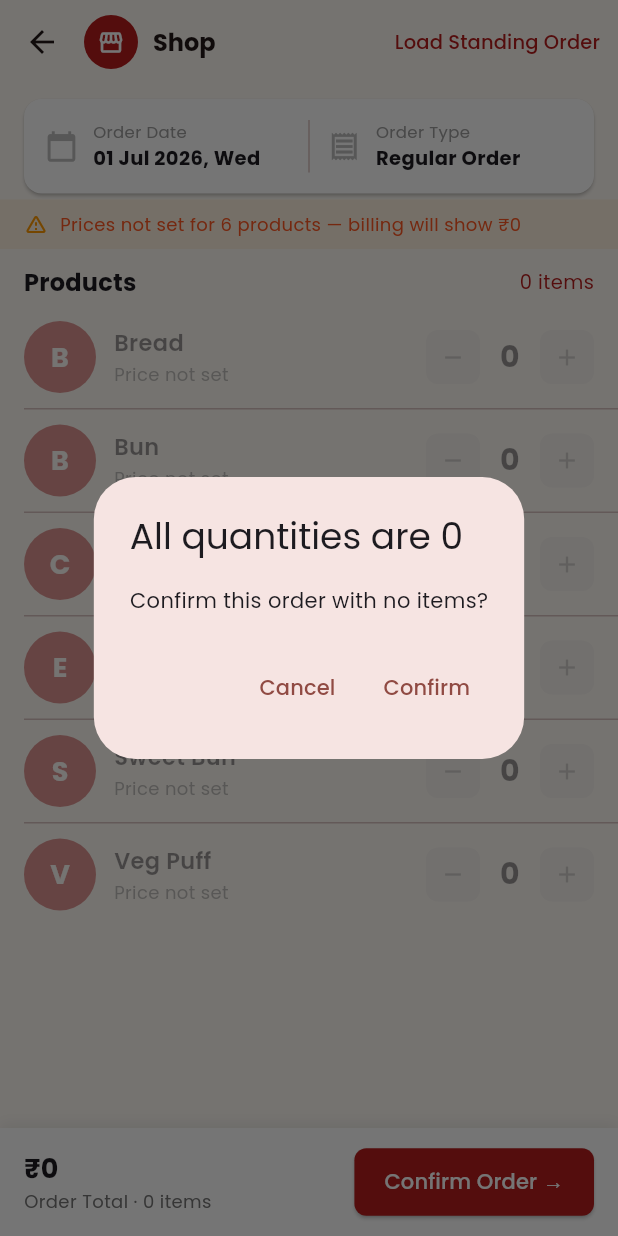
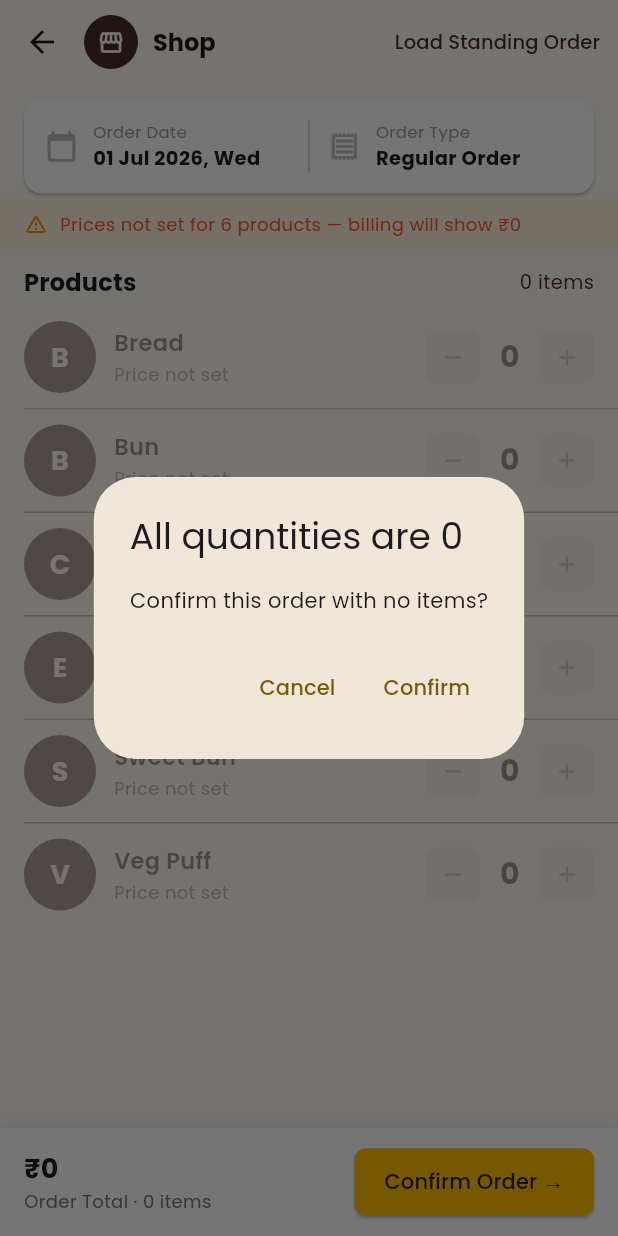
Before and after one commit to JuniorRaja/cafe-milano-app, a Flutter app: the OrderEntryScreen screen opened directly with empty values, after a tap on "Confirm Order →", on a phone screen of 412 x 824 dp. Run offline on Flutter 3.47's test engine with Material 3 defaults, Android fonts, the phone set to English and light mode, and no system bars; our stand-ins replace drift, flutter_riverpod, go_router, google_fonts, image_picker, share_plus; accounts and stored records are empty; generated files the repository leaves out were written again.

Commit message:
feat: update brand colors

```diff
--- a/lib/screens/home/home_screen.dart
+++ b/lib/screens/home/home_screen.dart
@@ -49,7 +49,7 @@ class HomeScreen extends ConsumerWidget {
                       TextSpan(
                         text: 'Order',
                         style: TextStyle(
-                          color: kBrandCrimson,
+                          color: kBrandBrown,
                           fontWeight: FontWeight.bold,
                           fontSize: 17,
                         ),
@@ -79,7 +79,7 @@ class HomeScreen extends ConsumerWidget {
                   width: 8,
                   height: 8,
                   decoration: const BoxDecoration(
-                    color: kBrandCrimson,
+                    color: kBrandBrown,
                     shape: BoxShape.circle,
                   ),
                 ),
@@ -133,7 +133,7 @@ class HomeScreen extends ConsumerWidget {
                           Text(
                             '${shops.length} shops',
                             style: const TextStyle(
-                              color: kBrandCrimson,
+                              color: kBrandBrown,
                               fontSize: 13,
                             ),
                           ),
--- a/lib/screens/kitchen/kitchen_screen.dart
+++ b/lib/screens/kitchen/kitchen_screen.dart
@@ -286,10 +286,10 @@ class _ByItemView extends StatelessWidget {
               final unit = product?.unit;
               return ListTile(
                 leading: CircleAvatar(
-                  backgroundColor: kBrandCrimson.withAlpha(30),
+                  backgroundColor: kBrandBrown.withAlpha(30),
                   child: const Icon(
                     Icons.bakery_dining,
-                    color: kBrandCrimson,
+                    color: kBrandBrown,
                     size: 20,
                   ),
                 ),
@@ -402,7 +402,7 @@ class _ByShopView extends StatelessWidget {
                       '${item.total} pcs',
                       style: const TextStyle(
                         fontWeight: FontWeight.w600,
-                        color: kBrandCrimson,
+                        color: kBrandBrown,
                       ),
                     ),
                   ],
--- a/lib/screens/order_entry/order_entry_screen.dart
+++ b/lib/screens/order_entry/order_entry_screen.dart
@@ -251,7 +251,7 @@ class _OrderEntryScreenState extends ConsumerState<OrderEntryScreen> {
           children: [
             const CircleAvatar(
               radius: 18,
-              backgroundColor: kBrandCrimson,
+              backgroundColor: kBrandBrown,
               child: Icon(Icons.storefront, color: Colors.white, size: 18),
             ),
             const SizedBox(width: 10),
@@ -283,7 +283,7 @@ class _OrderEntryScreenState extends ConsumerState<OrderEntryScreen> {
             onPressed: _loadStandingOrder,
             child: const Text(
               'Load Standing Order',
-              style: TextStyle(color: kBrandCrimson, fontSize: 13),
+              style: TextStyle(color: kBrandBrown, fontSize: 13),
             ),
           ),
         ],
@@ -403,7 +403,7 @@ class _OrderEntryScreenState extends ConsumerState<OrderEntryScreen> {
                 const Spacer(),
                 Text(
                   '$pricedCount items',
-                  style: const TextStyle(color: kBrandCrimson, fontSize: 13),
+                  style: const TextStyle(color: kBrandBrown, fontSize: 13),
                 ),
               ],
             ),
@@ -476,8 +476,8 @@ class _OrderEntryScreenState extends ConsumerState<OrderEntryScreen> {
                   ElevatedButton(
                     onPressed: _isConfirmed ? null : _confirmOrder,
                     style: ElevatedButton.styleFrom(
-                      backgroundColor: kBrandCrimson,
-                      foregroundColor: Colors.white,
+                      backgroundColor: kBrandGold,
+                      foregroundColor: Colors.black87,
                       disabledBackgroundColor: Colors.green.shade50,
                       disabledForegroundColor: Colors.green.shade700,
                       shape: RoundedRectangleBorder(
--- a/lib/screens/orders/orders_screen.dart
+++ b/lib/screens/orders/orders_screen.dart
@@ -136,7 +136,7 @@ class _OrdersScreenState extends ConsumerState<OrdersScreen> {
                 child: Padding(
                   padding: const EdgeInsets.all(16),
                   child: Card(
-                    color: kBrandCrimson,
+                    color: kBrandBrown,
                     elevation: 6,
                     shape: RoundedRectangleBorder(
                         borderRadius: BorderRadius.circular(12)),
@@ -312,7 +312,7 @@ class _OrderCard extends StatelessWidget {
                 children: [
                   CircleAvatar(
                     radius: 18,
-                    backgroundColor: kBrandCrimson,
+                    backgroundColor: kBrandBrown,
                     child: Text(
                       index.toString(),
                       style: const TextStyle(
@@ -504,7 +504,7 @@ class _BillingDetail extends ConsumerWidget {
                     const Text(
                       'Total',
                       style: TextStyle(
-                        color: kBrandCrimson,
+                        color: kBrandBrown,
                         fontWeight: FontWeight.bold,
                         fontSize: 15,
                       ),
@@ -513,7 +513,7 @@ class _BillingDetail extends ConsumerWidget {
                     Text(
                       '₹${NumberFormat('#,##0').format(total)}',
                       style: const TextStyle(
-                        color: kBrandCrimson,
+                        color: kBrandBrown,
                         fontWeight: FontWeight.bold,
                         fontSize: 15,
                       ),
--- a/lib/screens/profile/prices/price_matrix_screen.dart
+++ b/lib/screens/profile/prices/price_matrix_screen.dart
@@ -119,10 +119,10 @@ class _PriceMatrixScreenState extends ConsumerState<PriceMatrixScreen> {
         actions: [
           TextButton.icon(
             onPressed: () => _showAboutDialog(context),
-            icon: const Icon(Icons.info_outline, color: kBrandCrimson),
+            icon: const Icon(Icons.info_outline, color: kBrandBrown),
             label: const Text(
               'About',
-              style: TextStyle(color: kBrandCrimson),
+              style: TextStyle(color: kBrandBrown),
             ),
           ),
         ],
--- a/lib/widgets/letter_avatar.dart
+++ b/lib/widgets/letter_avatar.dart
@@ -12,7 +12,7 @@ class LetterAvatar extends StatelessWidget {
     final letter = name.isNotEmpty ? name[0].toUpperCase() : '?';
     return CircleAvatar(
       radius: radius,
-      backgroundColor: kBrandCrimson,
+      backgroundColor: kBrandBrown,
       child: Text(
         letter,
         style: TextStyle(
--- a/lib/widgets/product_qty_row.dart
+++ b/lib/widgets/product_qty_row.dart
@@ -110,7 +110,7 @@ class _StepperBtn extends StatelessWidget {
         width: 36,
         height: 36,
         decoration: BoxDecoration(
-          color: isActive ? kBrandCrimson : Colors.grey.withAlpha(40),
+          color: isActive ? kBrandBrown : Colors.grey.withAlpha(40),
           borderRadius: BorderRadius.circular(8),
         ),
         child: Icon(
--- a/lib/widgets/shop_order_card.dart
+++ b/lib/widgets/shop_order_card.dart
@@ -131,14 +131,14 @@ class _BrandChip extends StatelessWidget {
     return Container(
       padding: const EdgeInsets.symmetric(horizontal: 8, vertical: 3),
       decoration: BoxDecoration(
-        color: const Color(0xFFFFEBEE),
+        color: kBrandGold.withAlpha(40),
         borderRadius: BorderRadius.circular(12),
-        border: Border.all(color: kBrandCrimson.withAlpha(80), width: 0.5),
+        border: Border.all(color: kBrandBrown.withAlpha(80), width: 0.5),
       ),
       child: Text(
         label,
         style: const TextStyle(
-          color: kBrandCrimson,
+          color: kBrandBrown,
           fontSize: 12,
           fontWeight: FontWeight.w600,
         ),
```
Also changed, not shown: lib/app.dart (+9 -8 lines), lib/screens/profile/profile_screen.dart (+4 -4 lines), 1 other file.
